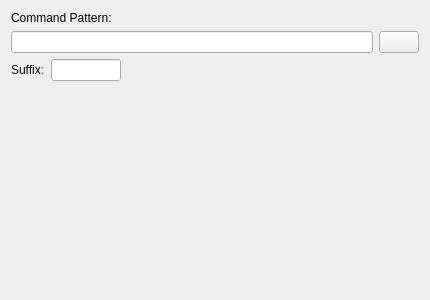
First picture: the form in widgets/customwidgetUI.ui, repository KDE/audex, before the edit.
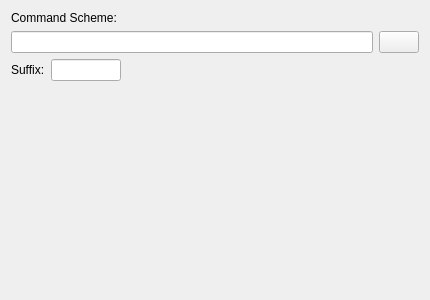
Second picture: the form after the edit.

Commit message: Unify mixed expressions pattern and scheme to scheme

```diff
--- a/widgets/customwidgetUI.ui
+++ b/widgets/customwidgetUI.ui
@@ -26,7 +26,7 @@
       </sizepolicy>
      </property>
      <property name="text">
-      <string>Command Pattern:</string>
+      <string>Command Scheme:</string>
      </property>
     </widget>
    </item>
```
Left out of the diff: 4 changed lines with no effect on the pictures. The commit also changes 42 other files.
